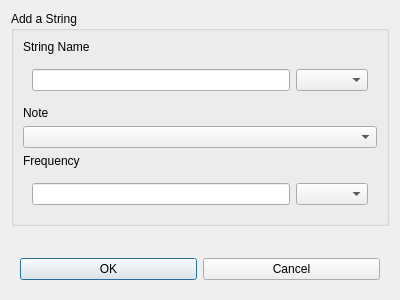
spopkin/music-tools, file tuner/addstringdialog.ui: the form before one commit.
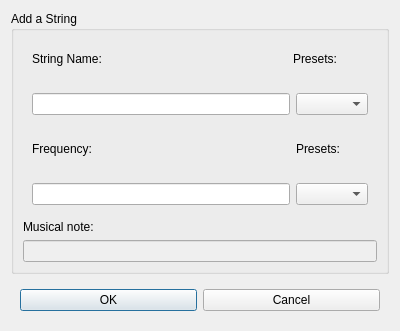
The form after the commit.

Commit message:
Skeleton out Instrument Model
Added getters for the instrument model items, as well as made
some alterations to the add string dialog that should make it
more intuitive to use.

TODO: add setters for those model items, actually flesh out the
model code.

Diff of the .ui file:
```diff
--- a/tuner/addstringdialog.ui
+++ b/tuner/addstringdialog.ui
@@ -7,7 +7,7 @@
     <x>0</x>
     <y>0</y>
     <width>400</width>
-    <height>300</height>
+    <height>310</height>
    </rect>
   </property>
   <property name="windowTitle">
@@ -21,10 +21,114 @@
      </property>
      <layout class="QVBoxLayout" name="verticalLayout_2">
       <item>
-       <widget class="QLabel" name="label">
-        <property name="text">
-         <string>String Name</string>
-        </property>
+       <widget class="QWidget" name="widget_5" native="true">
+        <layout class="QHBoxLayout" name="horizontalLayout_5">
+         <item>
+          <widget class="QLabel" name="label">
+           <property name="text">
+            <string>String Name:</string>
+           </property>
+          </widget>
+         </item>
+         <item>
+          <spacer name="horizontalSpacer_9">
+           <property name="orientation">
+            <enum>Qt::Horizontal</enum>
+           </property>
+           <property name="sizeHint" stdset="0">
+            <size>
+             <width>40</width>
+             <height>20</height>
+            </size>
+           </property>
+          </spacer>
+         </item>
+         <item>
+          <spacer name="horizontalSpacer_15">
+           <property name="orientation">
+            <enum>Qt::Horizontal</enum>
+           </property>
+           <property name="sizeHint" stdset="0">
+            <size>
+             <width>40</width>
+             <height>20</height>
+            </size>
+           </property>
+          </spacer>
+         </item>
+         <item>
+          <spacer name="horizontalSpacer_14">
+           <property name="orientation">
+            <enum>Qt::Horizontal</enum>
+           </property>
+           <property name="sizeHint" stdset="0">
+            <size>
+             <width>40</width>
+             <height>20</height>
+            </size>
+           </property>
+          </spacer>
+         </item>
+         <item>
+          <spacer name="horizontalSpacer_13">
+           <property name="orientation">
+            <enum>Qt::Horizontal</enum>
+           </property>
+           <property name="sizeHint" stdset="0">
+            <size>
+             <width>40</width>
+             <height>20</height>
+            </size>
+           </property>
+          </spacer>
+         </item>
+         <item>
+          <spacer name="horizontalSpacer_12">
+           <property name="orientation">
+            <enum>Qt::Horizontal</enum>
+           </property>
+           <property name="sizeHint" stdset="0">
+            <size>
+             <width>40</width>
+             <height>20</height>
+            </size>
+           </property>
+          </spacer>
+         </item>
+         <item>
+          <spacer name="horizontalSpacer_11">
+           <property name="orientation">
+            <enum>Qt::Horizontal</enum>
+           </property>
+           <property name="sizeHint" stdset="0">
+            <size>
+             <width>40</width>
+             <height>20</height>
+            </size>
+           </property>
+          </spacer>
+         </item>
+         <item>
+          <widget class="QLabel" name="label_5">
+           <property name="text">
+            <string>Presets:</string>
+           </property>
+          </widget>
+         </item>
+         <item>
+          <spacer name="horizontalSpacer_10">
+           <property name="orientation">
+            <enum>Qt::Horizontal</enum>
+           </property>
+           <property name="sizeHint" stdset="0">
+            <size>
+             <width>40</width>
+             <height>20</height>
+            </size>
+           </property>
+          </spacer>
+         </item>
+        </layout>
        </widget>
       </item>
       <item>
@@ -40,20 +144,127 @@
        </widget>
       </item>
       <item>
-       <widget class="QLabel" name="label_3">
-        <property name="text">
-         <string>Note</string>
-        </property>
-       </widget>
-      </item>
-      <item>
-       <widget class="QComboBox" name="comboBox_3"/>
-      </item>
-      <item>
-       <widget class="QLabel" name="label_2">
-        <property name="text">
-         <string>Frequency</string>
-        </property>
+       <widget class="QWidget" name="widget" native="true">
+        <layout class="QHBoxLayout" name="horizontalLayout_4">
+         <item>
+          <widget class="QLabel" name="label_2">
+           <property name="text">
+            <string>Frequency:</string>
+           </property>
+          </widget>
+         </item>
+         <item>
+          <spacer name="horizontalSpacer">
+           <property name="orientation">
+            <enum>Qt::Horizontal</enum>
+           </property>
+           <property name="sizeHint" stdset="0">
+            <size>
+             <width>40</width>
+             <height>20</height>
+            </size>
+           </property>
+          </spacer>
+         </item>
+         <item>
+          <spacer name="horizontalSpacer_3">
+           <property name="orientation">
+            <enum>Qt::Horizontal</enum>
+           </property>
+           <property name="sizeHint" stdset="0">
+            <size>
+             <width>40</width>
+             <height>20</height>
+            </size>
+           </property>
+          </spacer>
+         </item>
+         <item>
+          <spacer name="horizontalSpacer_7">
+           <property name="orientation">
+            <enum>Qt::Horizontal</enum>
+           </property>
+           <property name="sizeHint" stdset="0">
+            <size>
+             <width>40</width>
+             <height>20</height>
+            </size>
+           </property>
+          </spacer>
+         </item>
+         <item>
+          <spacer name="horizontalSpacer_8">
+           <property name="orientation">
+            <enum>Qt::Horizontal</enum>
+           </property>
+           <property name="sizeHint" stdset="0">
+            <size>
+             <width>40</width>
+             <height>20</height>
+            </size>
+           </property>
+          </spacer>
+         </item>
+         <item>
+          <spacer name="horizontalSpacer_4">
+           <property name="orientation">
+            <enum>Qt::Horizontal</enum>
+           </property>
+           <property name="sizeHint" stdset="0">
+            <size>
+             <width>40</width>
+             <height>20</height>
+            </size>
+           </property>
+          </spacer>
+         </item>
+         <item>
+          <spacer name="horizontalSpacer_6">
+           <property name="orientation">
+            <enum>Qt::Horizontal</enum>
+           </property>
+           <property name="sizeHint" stdset="0">
+            <size>
+             <width>40</width>
+             <height>20</height>
+            </size>
+           </property>
+          </spacer>
+         </item>
+         <item>
+          <spacer name="horizontalSpacer_5">
+           <property name="orientation">
+            <enum>Qt::Horizontal</enum>
+           </property>
+           <property name="sizeHint" stdset="0">
+            <size>
+             <width>40</width>
+             <height>20</height>
+            </size>
+           </property>
+          </spacer>
+         </item>
+         <item>
+          <widget class="QLabel" name="label_4">
+           <property name="text">
+            <string>Presets:</string>
+           </property>
+          </widget>
+         </item>
+         <item>
+          <spacer name="horizontalSpacer_2">
+           <property name="orientation">
+            <enum>Qt::Horizontal</enum>
+           </property>
+           <property name="sizeHint" stdset="0">
+            <size>
+             <width>40</width>
+             <height>20</height>
+            </size>
+           </property>
+          </spacer>
+         </item>
+        </layout>
        </widget>
       </item>
       <item>
@@ -68,6 +279,20 @@
         </layout>
        </widget>
       </item>
+      <item>
+       <widget class="QLabel" name="label_3">
+        <property name="text">
+         <string>Musical note:</string>
+        </property>
+       </widget>
+      </item>
+      <item>
+       <widget class="QLineEdit" name="lineEdit_3">
+        <property name="enabled">
+         <bool>false</bool>
+        </property>
+       </widget>
+      </item>
      </layout>
     </widget>
    </item>
```
The commit also changes 2 other files.
